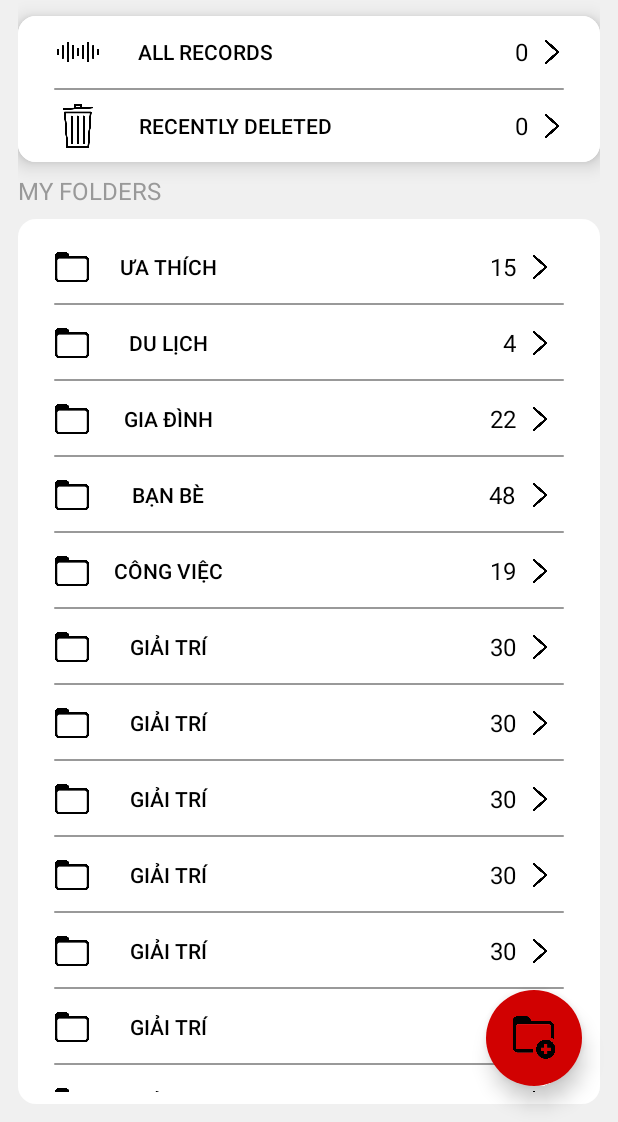
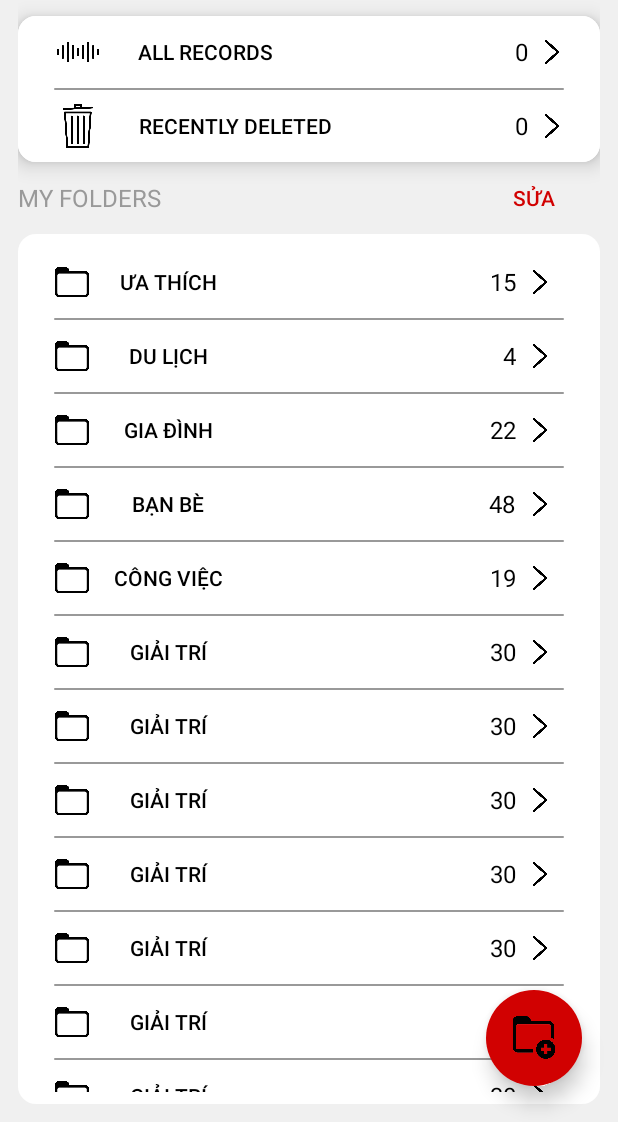
Before and after one commit to finn-cg/VoiceRecorder, an Android app: the screen it shows after launch (MainActivity), on a phone screen of 412 x 824 dp, the part 114-1236 px from its top. Run offline under Robolectric (Android 15) with nearby library versions, the phone set to English and light mode, and no system bars.

Commit message:
additional UI such as delete, rename folder...

```diff
--- a/app/src/main/java/finn/academic/voicerecorder/MainActivity.java
+++ b/app/src/main/java/finn/academic/voicerecorder/MainActivity.java
@@ -6,26 +6,32 @@ import android.content.Intent;
 import android.os.Bundle;
 import android.view.View;
 import android.view.animation.Animation;
-import android.widget.AdapterView;
+import android.view.animation.AnimationUtils;
 import android.widget.Button;
+import android.widget.ImageView;
 import android.widget.LinearLayout;
-import android.widget.ListView;
 import android.widget.RelativeLayout;
 import android.widget.Toast;
+
+import androidx.recyclerview.widget.RecyclerView;
 
 import java.util.ArrayList;
 
 import finn.academic.voicerecorder.adapter.FolderAdapter;
+import finn.academic.voicerecorder.listener.ClickListener;
+import finn.academic.voicerecorder.listener.RecyclerItemClickListener;
 import finn.academic.voicerecorder.model.Folder;
 
 public class MainActivity extends Activity implements View.OnClickListener {
-    ListView folderListView;
+    RecyclerView folderRecyclerView;
     ArrayList<Folder> folders;
     FolderAdapter adapter;
 
     LinearLayout allRecords;
     LinearLayout recentlyDeleted;
     RelativeLayout addAFolder;
+
+    Button selectBtn;
 
     Animation animation;
 
@@ -36,18 +42,26 @@ public class MainActivity extends Activity implements View.OnClickListener {
 
         SetUp();
 
-        adapter = new FolderAdapter(this, R.layout.custom_listview_in_main, folders);
-        folderListView.setAdapter(adapter);
+        adapter = new FolderAdapter(getApplicationContext(), folders);
+        folderRecyclerView.setAdapter(adapter);
 
         allRecords.setOnClickListener(this);
         recentlyDeleted.setOnClickListener(this);
         addAFolder.setOnClickListener(this);
+
+        selectBtn.setOnClickListener(new View.OnClickListener() {
+            @Override
+            public void onClick(View view) {
+
+            }
+        });
     }
 
     private void SetUp() {
-        folderListView = (ListView) findViewById(R.id.folderListView);
+        folderRecyclerView = findViewById(R.id.folderRecyclerView);
         allRecords = (LinearLayout) findViewById(R.id.allRecordsLayout);
         recentlyDeleted = (LinearLayout) findViewById(R.id.recentlyDeletedLayout);
+        selectBtn = findViewById(R.id.select_button);
         addAFolder = (RelativeLayout) findViewById(R.id.addAFolderLayout);
 
         folders = new ArrayList<>();
--- a/app/src/main/java/finn/academic/voicerecorder/MainStream.java
+++ b/app/src/main/java/finn/academic/voicerecorder/MainStream.java
@@ -31,8 +31,6 @@ public class MainStream extends Activity implements View.OnClickListener {
         startRecording.setOnClickListener(this);
         listRecords.setOnClickListener(this);
         setting.setOnClickListener(this);
-
-        overridePendingTransition(R.anim.anim_enter, R.anim.anim_exit);
     }
 
     private void SetUp() {
--- a/app/src/main/java/finn/academic/voicerecorder/adapter/FolderAdapter.java
+++ b/app/src/main/java/finn/academic/voicerecorder/adapter/FolderAdapter.java
@@ -1,81 +1,113 @@
 package finn.academic.voicerecorder.adapter;
 
 import android.content.Context;
-import android.content.Intent;
-import android.util.Log;
 import android.view.LayoutInflater;
 import android.view.View;
 import android.view.ViewGroup;
-import android.widget.ArrayAdapter;
-import android.widget.BaseAdapter;
+import android.view.animation.Animation;
+import android.view.animation.AnimationUtils;
 import android.widget.Button;
+import android.widget.ImageView;
 import android.widget.LinearLayout;
 import android.widget.TextView;
 import android.widget.Toast;
 
 import androidx.annotation.NonNull;
-import androidx.annotation.Nullable;
+import androidx.recyclerview.widget.RecyclerView;
 
-import finn.academic.voicerecorder.MainActivity;
-import finn.academic.voicerecorder.MainStream;
 import finn.academic.voicerecorder.R;
 
-import java.util.List;
+import java.lang.ref.WeakReference;
+import java.util.ArrayList;
 
+import finn.academic.voicerecorder.listener.ClickListener;
 import finn.academic.voicerecorder.model.Folder;
 
-public class FolderAdapter extends ArrayAdapter<Folder> {
-    private Context context;
-    private int layout;
-    private List<Folder> folderList;
+public class FolderAdapter extends RecyclerView.Adapter<FolderAdapter.ViewHolder> {
+    Context context;
+    ArrayList<Folder> folders;
 
-    public FolderAdapter(@NonNull Context context, int resource, @NonNull List<Folder> objects) {
-        super(context, resource, objects);
-
+    public FolderAdapter(Context context, ArrayList<Folder> folders) {
         this.context = context;
-        this.layout = resource;
-        this.folderList = objects;
-    }
-
-    private class ViewHolder {
-        Button btnName;
-        TextView txtQuantity;
-        LinearLayout mainFolderLayout;
+        this.folders = folders;
     }
 
     @NonNull
     @Override
-    public View getView(int position, @Nullable View convertView, @NonNull ViewGroup parent) {
-        ViewHolder holder;
+    public ViewHolder onCreateViewHolder(@NonNull ViewGroup parent, int viewType) {
+        View view = LayoutInflater.from(context).inflate(R.layout.custom_recyclerview_in_main, parent, false);
+        return new ViewHolder(view);
+    }
 
-        if (convertView == null) {
-            LayoutInflater inflater = (LayoutInflater) context.getSystemService(Context.LAYOUT_INFLATER_SERVICE);
-            convertView = inflater.inflate(layout, null);
-            holder = new ViewHolder();
+    @Override
+    public void onBindViewHolder(@NonNull ViewHolder holder, int position) {
+        Folder folder = folders.get(position);
+        holder.folderName.setText(folder.getName());
+        holder.recordQuantity.setText(String.valueOf(folder.getRecords()));
+    }
 
-            holder.btnName = (Button) convertView.findViewById(R.id.folderName);
-            holder.txtQuantity = (TextView) convertView.findViewById(R.id.recordQuantity);
-            holder.mainFolderLayout = convertView.findViewById(R.id.mainFolderLayout);
-            convertView.setTag(holder);
-        } else {
-            holder = (ViewHolder) convertView.getTag();
+    @Override
+    public int getItemCount() {
+        return folders.size();
+    }
+
+    class ViewHolder extends RecyclerView.ViewHolder implements View.OnClickListener {
+        LinearLayout mainFolderLayout;
+        Button folderName;
+        TextView recordQuantity;
+
+        ImageView deleteFolder, renameFolder;
+
+        LinearLayout nameLayout;
+
+        public ViewHolder(@NonNull View folderView) {
+            super(folderView);
+
+            mainFolderLayout = folderView.findViewById(R.id.mainFolderLayout);
+            folderName = folderView.findViewById(R.id.folderName);
+            recordQuantity = folderView.findViewById(R.id.recordQuantity);
+
+            nameLayout = folderView.findViewById(R.id.nameLayout);
+
+            nameLayout.setOnClickListener(this);
+
+            nameLayout.setOnLongClickListener(new View.OnLongClickListener() {
+                @Override
+                public boolean onLongClick(View view) {
+                    Animation animation;
+                    LinearLayout utils = folderView.findViewById(R.id.btnUtils);
+
+                    if (utils.getVisibility() == View.GONE) {
+                        utils.setVisibility(View.VISIBLE);
+                        animation = AnimationUtils.loadAnimation(context, R.anim.anim_enter);
+                        utils.startAnimation(animation);
+                        view.startAnimation(animation);
+                    } else {
+                        animation = AnimationUtils.loadAnimation(context, R.anim.anim_exit);
+                        utils.startAnimation(animation);
+                        view.startAnimation(AnimationUtils.loadAnimation(context, R.anim.trans_name));
+                        utils.setVisibility(View.GONE);
+                    }
+                    return true;
+                }
+            });
+
+            deleteFolder = folderView.findViewById(R.id.deleteFolder);
+            renameFolder = folderView.findViewById(R.id.renameFolder);
+
+            deleteFolder.setOnClickListener(this);
+            renameFolder.setOnClickListener(this);
         }
 
-        Folder folder = folderList.get(position);
-        holder.btnName.setText(folder.getName());
-        holder.txtQuantity.setText(String.valueOf(folder.getRecords()));
-
-        holder.mainFolderLayout.setOnClickListener(new View.OnClickListener() {
-            @Override
-            public void onClick(View view) {
-                goToMainStream();
+        @Override
+        public void onClick(View view) {
+            if (view.getId() == deleteFolder.getId()) {
+                Toast.makeText(context, "Delete " + folders.get(getAdapterPosition()).getName(), Toast.LENGTH_SHORT).show();
+            } else if (view.getId() == renameFolder.getId()) {
+                Toast.makeText(context, "Rename " + folders.get(getAdapterPosition()).getName(), Toast.LENGTH_SHORT).show();
+            } else {
+                Toast.makeText(context, "Go to " + folders.get(getAdapterPosition()).getName(), Toast.LENGTH_SHORT).show();
             }
-        });
-
-        return convertView;
-    }
-
-    private void goToMainStream() {
-        context.startActivity(new Intent(context, MainStream.class));
+        }
     }
 }
--- /dev/null
+++ b/app/src/main/java/finn/academic/voicerecorder/listener/ClickListener.java
@@ -0,0 +1,8 @@
+package finn.academic.voicerecorder.listener;
+
+public interface ClickListener {
+
+    void onPositionClicked(int position);
+
+    void onLongClicked(int position);
+}
--- /dev/null
+++ b/app/src/main/java/finn/academic/voicerecorder/listener/RecyclerItemClickListener.java
@@ -0,0 +1,53 @@
+package finn.academic.voicerecorder.listener;
+
+import android.content.Context;
+import android.view.GestureDetector;
+import android.view.MotionEvent;
+import android.view.View;
+
+import androidx.annotation.NonNull;
+import androidx.recyclerview.widget.RecyclerView;
+
+public class RecyclerItemClickListener implements RecyclerView.OnItemTouchListener {
+    private OnItemClickListener mListener;
+
+    public interface OnItemClickListener {
+        public void onItemClick(View view, int position);
+
+        public void onLongItemClick(View view, int position);
+    }
+
+    GestureDetector mGestureDetector;
+
+    public RecyclerItemClickListener(Context context, final RecyclerView recyclerView, OnItemClickListener listener) {
+        mListener = listener;
+        mGestureDetector = new GestureDetector(context, new GestureDetector.SimpleOnGestureListener() {
+            @Override
+            public boolean onSingleTapUp(MotionEvent e) {
+                return true;
+            }
+
+            @Override
+            public void onLongPress(MotionEvent e) {
+                View child = recyclerView.findChildViewUnder(e.getX(), e.getY());
+                if (child != null && mListener != null) {
+                    mListener.onLongItemClick(child, recyclerView.getChildAdapterPosition(child));
+                }
+            }
+        });
+    }
+
+    @Override public boolean onInterceptTouchEvent(RecyclerView view, MotionEvent e) {
+        View childView = view.findChildViewUnder(e.getX(), e.getY());
+        if (childView != null && mListener != null && mGestureDetector.onTouchEvent(e)) {
+            mListener.onItemClick(childView, view.getChildAdapterPosition(childView));
+            return true;
+        }
+        return false;
+    }
+
+    @Override public void onTouchEvent(RecyclerView view, MotionEvent motionEvent) { }
+
+    @Override
+    public void onRequestDisallowInterceptTouchEvent (boolean disallowIntercept){}
+}
--- a/app/src/main/java/finn/academic/voicerecorder/model/Record.java
+++ b/app/src/main/java/finn/academic/voicerecorder/model/Record.java
@@ -22,8 +22,7 @@ public class Record {
         this.name = name;
     }
 
-    public long timeAgo() { return Long.parseLong(timeAgo.getTimeAgo(time));
-    }
+    public long timeAgo() { return Long.parseLong(timeAgo.getTimeAgo(time)); }
 
     public long duration() {
         return duration;
--- a/app/src/main/res/anim/anim_exit.xml
+++ b/app/src/main/res/anim/anim_exit.xml
@@ -2,7 +2,7 @@
 <set xmlns:android="http://schemas.android.com/apk/res/android">
 
     <translate android:fromXDelta="0%"
-        android:toXDelta="100%"
+        android:toXDelta="-100%"
         android:duration="500"/>
 
     <alpha android:fromAlpha="1"
--- /dev/null
+++ b/app/src/main/res/drawable/button_red_click.xml
@@ -0,0 +1,7 @@
+<?xml version="1.0" encoding="utf-8"?>
+<selector xmlns:android="http://schemas.android.com/apk/res/android">
+    <item android:state_focused="true" android:state_pressed="false" android:drawable="@drawable/main_red_click"/>
+    <item android:state_focused="true" android:state_pressed="true" android:drawable="@drawable/red_click" />
+    <item android:state_focused="false" android:state_pressed="true" android:drawable="@drawable/red_click" />
+    <item android:drawable="@drawable/main_red_click" />
+</selector>
--- /dev/null
+++ b/app/src/main/res/drawable/main_red_click.xml
@@ -0,0 +1,10 @@
+<?xml version="1.0" encoding="utf-8"?>
+<shape xmlns:android="http://schemas.android.com/apk/res/android"
+    android:shape="rectangle">
+
+    <solid android:color="@color/light_red"/>
+
+    <corners android:topLeftRadius="12dp"
+        android:bottomLeftRadius="12dp"/>
+
+</shape>
--- /dev/null
+++ b/app/src/main/res/drawable/normal_click.xml
@@ -0,0 +1,7 @@
+<?xml version="1.0" encoding="utf-8"?>
+<selector xmlns:android="http://schemas.android.com/apk/res/android">
+    <item android:state_focused="true" android:state_pressed="false" android:drawable="@android:color/transparent" />
+    <item android:state_focused="true" android:state_pressed="true" android:drawable="@color/grey" />
+    <item android:state_focused="false" android:state_pressed="true" android:drawable="@color/grey" />
+    <item android:drawable="@android:color/transparent" />
+</selector>
--- /dev/null
+++ b/app/src/main/res/drawable/red_click.xml
@@ -0,0 +1,10 @@
+<?xml version="1.0" encoding="utf-8"?>
+<shape xmlns:android="http://schemas.android.com/apk/res/android"
+    android:shape="rectangle">
+
+    <solid android:color="@color/dark_red"/>
+
+    <corners android:topLeftRadius="12dp"
+        android:bottomLeftRadius="12dp"/>
+
+</shape>
--- /dev/null
+++ b/app/src/main/res/drawable/selecting_custom.xml
@@ -0,0 +1,9 @@
+<?xml version="1.0" encoding="utf-8"?>
+<selector xmlns:android="http://schemas.android.com/apk/res/android">
+
+    <item android:drawable="@drawable/checked"
+        android:state_checked="true" />
+
+    <item android:drawable="@drawable/unchecked"/>
+
+</selector>
--- a/app/src/main/res/layout/activity_main.xml
+++ b/app/src/main/res/layout/activity_main.xml
@@ -1,6 +1,8 @@
 <?xml version="1.0" encoding="utf-8"?>
 <RelativeLayout android:layout_width="match_parent"
     android:layout_height="match_parent"
+    xmlns:app="http://schemas.android.com/apk/res-auto"
+    xmlns:tools="http://schemas.android.com/tools"
     android:background="@color/main_theme"
     xmlns:android="http://schemas.android.com/apk/res/android">
 
@@ -146,6 +148,10 @@
 
         </LinearLayout>
 
+        <RelativeLayout
+            android:layout_width="fill_parent"
+            android:layout_height="wrap_content">
+
             <TextView
                 android:layout_width="wrap_content"
                 android:layout_height="wrap_content"
@@ -153,15 +159,28 @@
                 android:textAllCaps="true"
                 android:textColor="@color/aux_text"
                 android:textSize="16dp"
-            android:layout_marginBottom="8dp"
-            android:layout_marginTop="8dp" />
+                android:layout_centerVertical="true"/>
 
-        <ListView
-            android:id="@+id/folderListView"
+            <Button
+                android:id="@+id/select_button"
+                android:layout_width="wrap_content"
+                android:layout_height="wrap_content"
+                android:layout_alignParentRight="true"
+                android:background="@android:color/transparent"
+                android:text="Sửa"
+                android:textColor="@color/light_red"
+                />
+
+        </RelativeLayout>
+
+        <androidx.recyclerview.widget.RecyclerView
+            android:id="@+id/folderRecyclerView"
             android:layout_width="fill_parent"
             android:layout_height="wrap_content"
             android:background="@drawable/custom_view_in_main"
             android:padding="8dp"
+            app:layoutManager="androidx.recyclerview.widget.LinearLayoutManager"
+            tools:listitem="@layout/custom_recyclerview_in_main"
             />
 
     </LinearLayout>
--- a/app/src/main/res/layout/custom_listview_in_main.xml
+++ /dev/null
@@ -1,62 +0,0 @@
-<?xml version="1.0" encoding="utf-8"?>
-<LinearLayout android:layout_width="match_parent"
-    android:layout_height="match_parent"
-    android:orientation="vertical"
-    android:id="@+id/mainFolderLayout"
-    xmlns:android="http://schemas.android.com/apk/res/android">
-
-    <LinearLayout
-        android:layout_width="fill_parent"
-        android:layout_height="wrap_content"
-        android:background="@drawable/main_click_button">
-
-        <ImageView
-            android:layout_width="24dp"
-            android:layout_height="fill_parent"
-            android:layout_marginLeft="16dp"
-            android:src="@drawable/folder" />
-
-        <Button
-            android:id="@+id/folderName"
-            android:layout_width="wrap_content"
-            android:layout_height="wrap_content"
-            android:background="@android:color/transparent"
-            android:paddingLeft="16dp"
-            android:text="Tất cả bản ghi"
-            android:textColor="@color/black"
-            android:focusable="false"
-            android:clickable="false"/>
-
-        <LinearLayout
-            android:id="@+id/quantityLayout"
-            android:layout_width="fill_parent"
-            android:layout_height="match_parent"
-            android:gravity="right|center"
-            android:orientation="horizontal"
-            android:paddingRight="16dp">
-
-            <TextView
-                android:id="@+id/recordQuantity"
-                android:layout_width="wrap_content"
-                android:layout_height="wrap_content"
-                android:textSize="16dp"
-                android:textColor="@color/black"
-                />
-
-            <ImageView
-                android:layout_width="32dp"
-                android:layout_height="32dp"
-                android:src="@drawable/get_in" />
-
-        </LinearLayout>
-
-    </LinearLayout>
-
-    <View
-        android:layout_width="fill_parent"
-        android:layout_height="1dp"
-        android:layout_marginLeft="16dp"
-        android:layout_marginRight="16dp"
-        android:background="@drawable/underline" />
-
-</LinearLayout>
--- /dev/null
+++ b/app/src/main/res/layout/custom_recyclerview_in_main.xml
@@ -0,0 +1,121 @@
+<?xml version="1.0" encoding="utf-8"?>
+<LinearLayout android:layout_width="wrap_content"
+    android:layout_height="wrap_content"
+    android:orientation="vertical"
+    xmlns:android="http://schemas.android.com/apk/res/android">
+
+    <LinearLayout
+        android:layout_width="fill_parent"
+        android:layout_height="wrap_content"
+        android:id="@+id/mainFolderLayout"
+        android:background="@drawable/main_click_button"
+        android:focusable="true"
+        android:clickable="true">
+
+        <LinearLayout
+            android:id="@+id/btnUtils"
+            android:layout_width="wrap_content"
+            android:layout_height="fill_parent"
+            android:orientation="horizontal"
+            android:layout_marginLeft="16dp"
+            android:visibility="gone">
+
+            <ImageView
+                android:id="@+id/deleteFolder"
+                android:layout_width="40dp"
+                android:layout_height="fill_parent"
+                android:src="@drawable/delete"
+                android:background="@drawable/button_red_click"
+                android:padding="8dp"
+                android:layout_marginBottom="4dp"
+                android:layout_marginTop="4dp"
+                android:focusable="true"
+                android:clickable="true"/>
+
+            <View
+                android:layout_width="1dp"
+                android:layout_height="fill_parent"
+                android:layout_marginTop="4dp"
+                android:layout_marginBottom="4dp"
+                android:background="@drawable/underline" />
+
+            <ImageView
+                android:id="@+id/renameFolder"
+                android:layout_width="40dp"
+                android:layout_height="fill_parent"
+                android:src="@drawable/rename"
+                android:background="@drawable/normal_click"
+                android:padding="8dp"
+                android:layout_marginBottom="4dp"
+                android:layout_marginTop="4dp"
+                android:focusable="true"
+                android:clickable="true" />
+
+            <View
+                android:layout_width="1dp"
+                android:layout_height="fill_parent"
+                android:layout_marginTop="4dp"
+                android:layout_marginBottom="4dp"
+                android:background="@drawable/underline" />
+
+        </LinearLayout>
+
+        <LinearLayout
+            android:id="@+id/nameLayout"
+            android:layout_width="fill_parent"
+            android:layout_height="wrap_content"
+            android:orientation="horizontal">
+
+            <ImageView
+                android:layout_width="24dp"
+                android:layout_height="fill_parent"
+                android:layout_marginLeft="16dp"
+                android:src="@drawable/folder" />
+
+            <Button
+                android:id="@+id/folderName"
+                android:layout_width="wrap_content"
+                android:layout_height="wrap_content"
+                android:background="@android:color/transparent"
+                android:paddingLeft="16dp"
+                android:text="Tất cả bản ghi"
+                android:textColor="@color/black"
+                android:focusable="false"
+                android:clickable="false"
+                android:focusableInTouchMode="false"/>
+
+            <LinearLayout
+                android:id="@+id/quantityLayout"
+                android:layout_width="fill_parent"
+                android:layout_height="match_parent"
+                android:gravity="right|center"
+                android:orientation="horizontal"
+                android:paddingRight="16dp">
+
+                <TextView
+                    android:id="@+id/recordQuantity"
+                    android:layout_width="wrap_content"
+                    android:layout_height="wrap_content"
+                    android:textSize="16dp"
+                    android:textColor="@color/black"
+                    />
+
+                <ImageView
+                    android:layout_width="32dp"
+                    android:layout_height="32dp"
+                    android:src="@drawable/get_in" />
+
+            </LinearLayout>
+
+        </LinearLayout>
+
+    </LinearLayout>
+
+    <View
+        android:layout_width="fill_parent"
+        android:layout_height="1dp"
+        android:layout_marginLeft="16dp"
+        android:layout_marginRight="16dp"
+        android:background="@drawable/underline" />
+
+</LinearLayout>
```
Also changed, not shown: app/src/main/res/anim/trans_name.xml (added, +8 -0 lines), app/src/main/res/drawable/checked.png (added), app/src/main/res/drawable/delete.png (added), app/src/main/res/drawable/rename.png (added), app/src/main/res/drawable/unchecked.png (added). Lines whose indentation alone changed are shown as unchanged.
